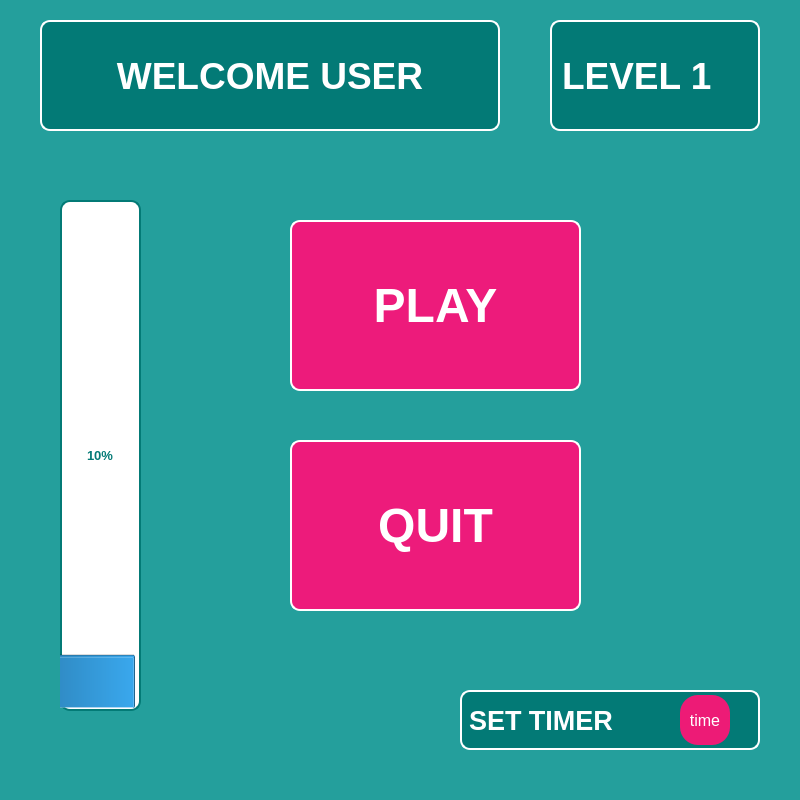
brhnstr/FlashCards, file ui/2_main_menu.ui: the form before one commit.
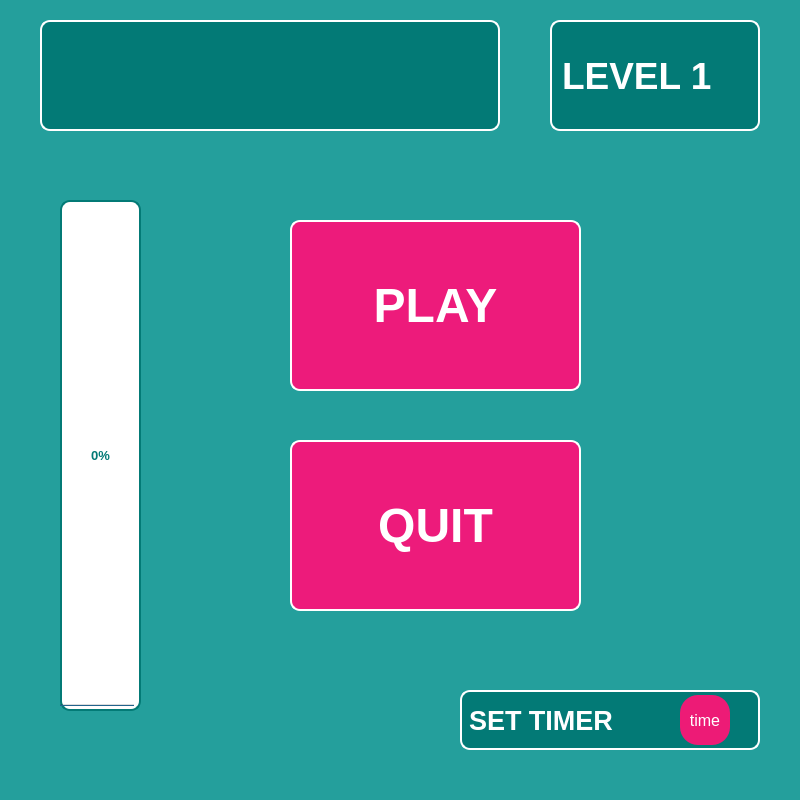
The form after the commit.

Patch:
```diff
--- a/ui/2_main_menu.ui
+++ b/ui/2_main_menu.ui
@@ -97,7 +97,7 @@
 border-radius:10px;</string>
     </property>
     <property name="text">
-     <string>WELCOME USER</string>
+     <string/>
     </property>
     <property name="alignment">
      <set>Qt::AlignCenter</set>
@@ -206,7 +206,7 @@
 color: #037a76;</string>
     </property>
     <property name="value">
-     <number>10</number>
+     <number>0</number>
     </property>
     <property name="alignment">
      <set>Qt::AlignCenter</set>
```
